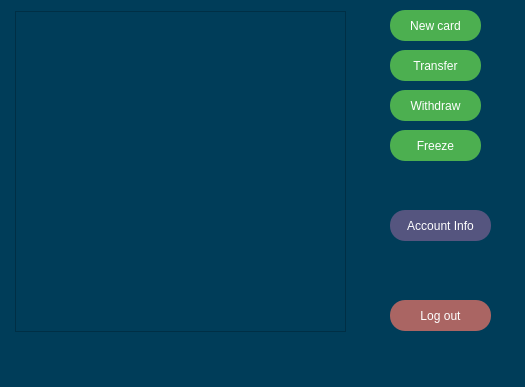
The window that modules/view/depositmanager.ui (ZhekLu/financial-system) describes before a commit, drawn with Qt 5.
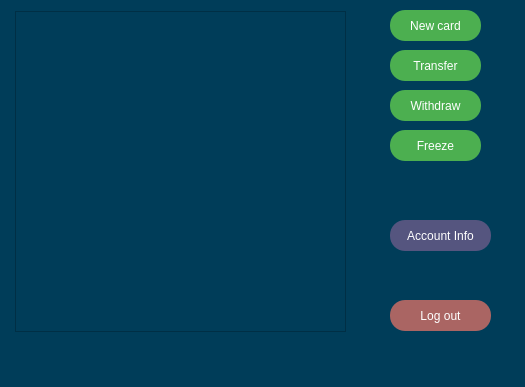
The same window after the commit.

Diff of the .ui file:
```diff
--- a/modules/view/depositmanager.ui
+++ b/modules/view/depositmanager.ui
@@ -215,7 +215,7 @@
     <property name="geometry">
      <rect>
       <x>390</x>
-      <y>210</y>
+      <y>220</y>
       <width>101</width>
       <height>31</height>
      </rect>
```
Left out of the diff: 12 changed lines with no effect on the pictures.
